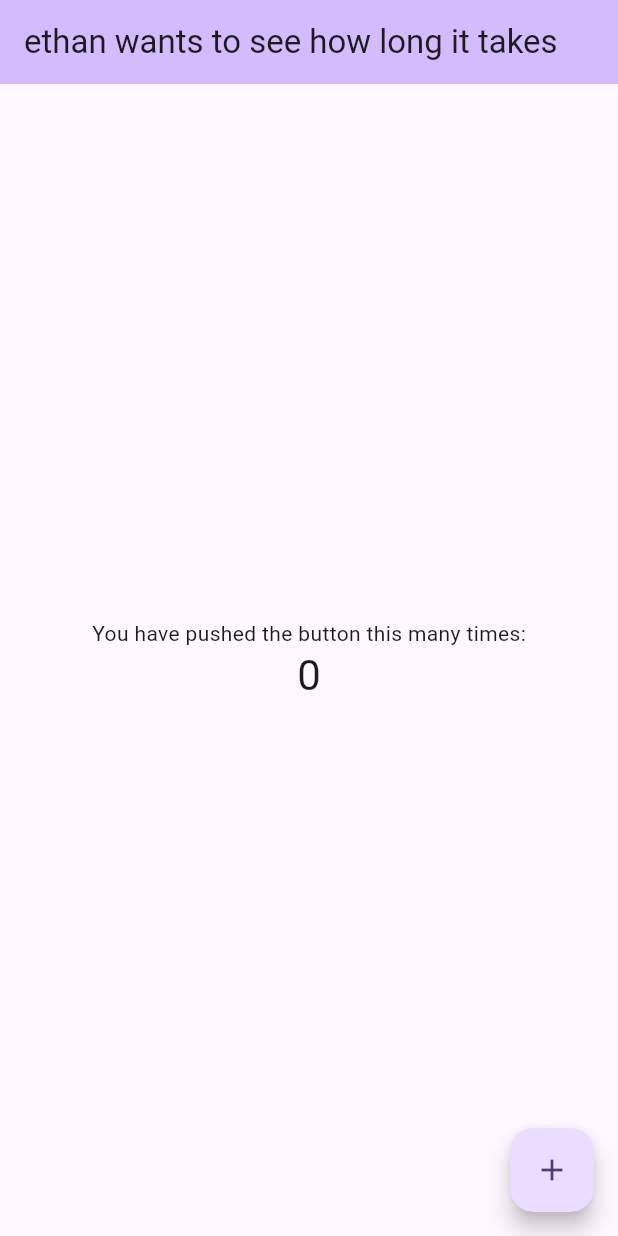
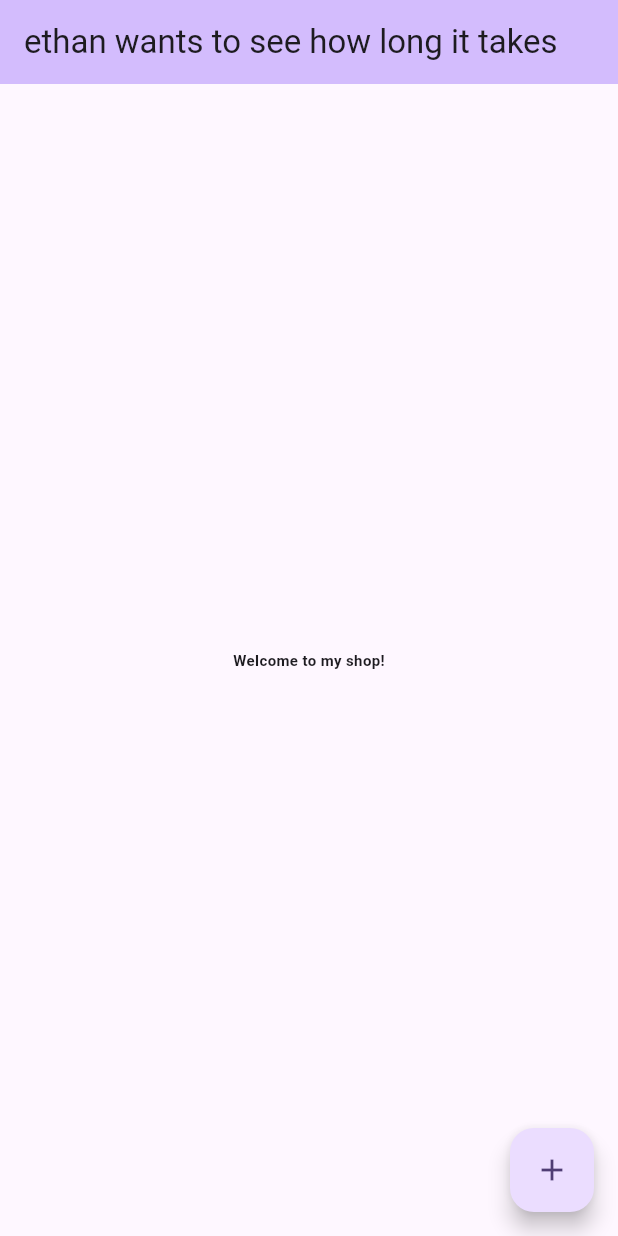
Before and after one commit to AmazingKid1998/Flutter, a Flutter app: the screen it shows after launch, on a phone screen of 412 x 824 dp. Run offline on Flutter 3.47's test engine with Material 3 defaults, Android fonts, the phone set to English and light mode, and no system bars.

Commit message:
Update home page body to display a welcome message

```diff
--- a/hello_world/lib/main.dart
+++ b/hello_world/lib/main.dart
@@ -85,7 +85,7 @@ class _MyHomePageState extends State<MyHomePage> {
         // the App.build method, and use it to set our appbar title.
         title: Text(widget.title),
       ),
-      body: Center(
+      body: const Center(
         // Center is a layout widget. It takes a single child and positions it
         // in the middle of the parent.
         child: Column(
@@ -104,11 +104,9 @@ class _MyHomePageState extends State<MyHomePage> {
           // wireframe for each widget.
           mainAxisAlignment: MainAxisAlignment.center,
           children: <Widget>[
-            const Text('You have pushed the button this many times:'),
-            Text(
-              '$_counter',
-              style: Theme.of(context).textTheme.headlineMedium,
-            ),
+            Text('Welcome to my shop!',
+            style: TextStyle(fontWeight: FontWeight.bold, fontSize: 10),),
+
           ],
         ),
       ),
```
